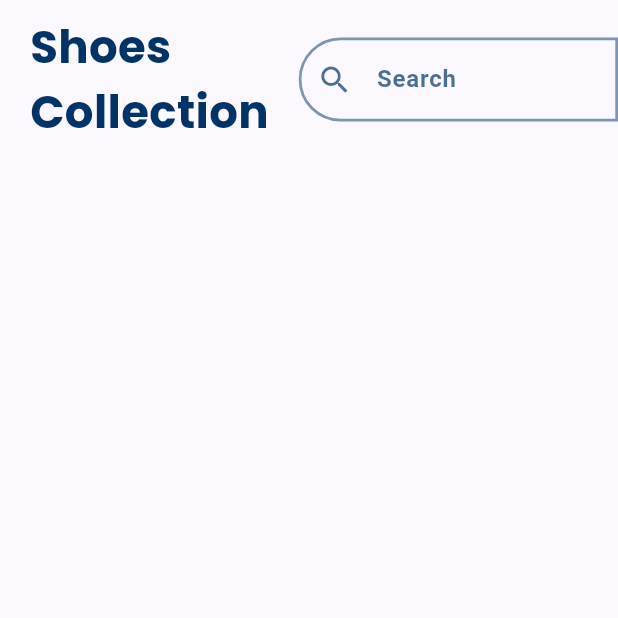
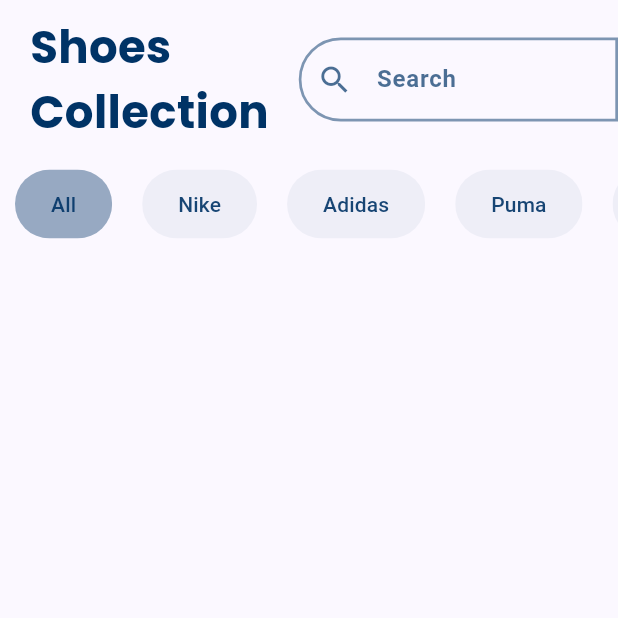
Before and after one commit to DevNadimm/Shoes-App, a Flutter app: the screen it shows after launch, on a phone screen of 412 x 824 dp, the top half of it. Run offline on Flutter 3.47's test engine with Material 3 defaults, Android fonts, the light colour scheme and no system bars.

Commit message:
Filters created

```diff
--- a/lib/screens/home_screen.dart
+++ b/lib/screens/home_screen.dart
@@ -1,6 +1,7 @@
 import 'package:flutter/material.dart';
 
 import '../widgets/custom_app_bar.dart';
+import '../widgets/filters.dart';
 
 class HomeScreen extends StatelessWidget {
   const HomeScreen({super.key});
@@ -12,6 +13,7 @@ class HomeScreen extends StatelessWidget {
         child: Column(
           children: [
             CustomAppBar(),
+            const Filters(),
           ],
         ),
       ),
--- /dev/null
+++ b/lib/widgets/filters.dart
@@ -0,0 +1,72 @@
+import 'package:flutter/material.dart';
+
+class Filters extends StatefulWidget {
+  const Filters({super.key});
+
+  @override
+  State<Filters> createState() => _FiltersState();
+}
+
+class _FiltersState extends State<Filters> {
+  final List<String> filterList = const [
+    'All',
+    'Nike',
+    'Adidas',
+    'Puma',
+    'Reebok',
+    'Bata',
+  ];
+
+  late String selectedFilter;
+
+  @override
+  void initState() {
+    super.initState();
+    selectedFilter = filterList[0];
+  }
+
+  @override
+  Widget build(BuildContext context) {
+    return SizedBox(
+      height: 60,
+      child: ListView.builder(
+        scrollDirection: Axis.horizontal,
+        itemCount: filterList.length,
+        itemBuilder: (context, index) {
+          final String filter = filterList[index];
+          return Padding(
+            padding: const EdgeInsets.symmetric(horizontal: 10),
+            child: GestureDetector(
+              onTap: () {
+                setState(
+                  () {
+                    selectedFilter = filter;
+                  },
+                );
+              },
+              child: Chip(
+                label: Padding(
+                  padding:
+                      const EdgeInsets.symmetric(horizontal: 8.0, vertical: 5),
+                  child: Text(
+                    filter,
+                    style: TextStyle(
+                      color: const Color(0xFF003366).withOpacity(0.9),
+                    ),
+                  ),
+                ),
+                side: BorderSide.none,
+                shape: RoundedRectangleBorder(
+                  borderRadius: BorderRadius.circular(30),
+                ),
+                backgroundColor: selectedFilter == filter
+                    ? const Color(0xFF003366).withOpacity(0.4)
+                    : const Color(0xFF003366).withOpacity(0.05),
+              ),
+            ),
+          );
+        },
+      ),
+    );
+  }
+}
```
